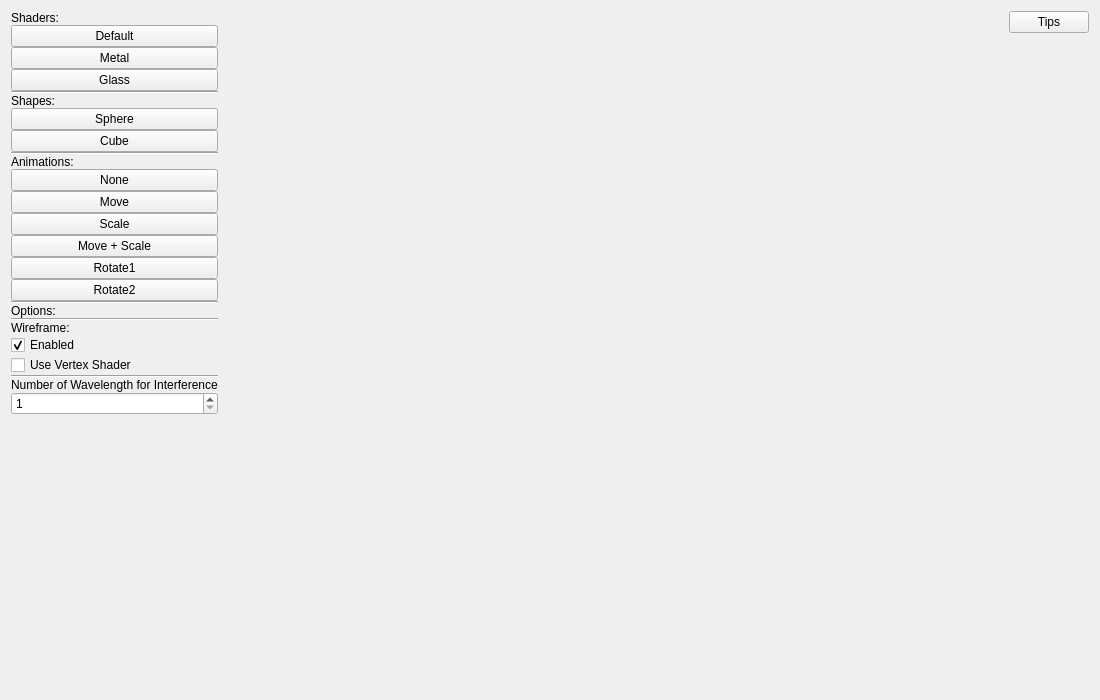
iszihan/Graphics-Final-Project, file qt-project/ui/mainwindow.ui: the form before one commit.
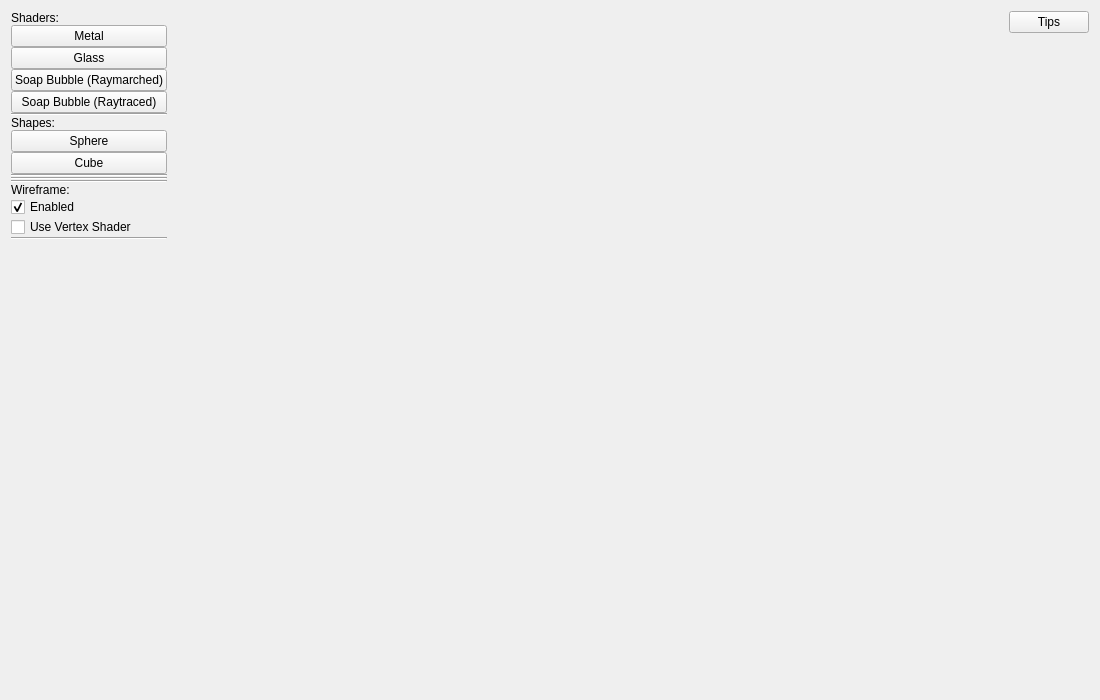
The form after the commit.

```diff
--- a/qt-project/ui/mainwindow.ui
+++ b/qt-project/ui/mainwindow.ui
@@ -36,13 +36,6 @@
         </property>
        </widget>
       </item>
-      <item>
-       <widget class="QPushButton" name="defaultShaderButton">
-        <property name="text">
-         <string>Default</string>
-        </property>
-       </widget>
-      </item>
       <item>
        <widget class="QPushButton" name="shader1Button">
         <property name="text">
@@ -57,6 +50,20 @@
         </property>
        </widget>
       </item>
+      <item>
+       <widget class="QPushButton" name="raymarchSbShaderButton">
+        <property name="text">
+         <string>Soap Bubble (Raymarched)</string>
+        </property>
+       </widget>
+      </item>
+      <item>
+       <widget class="QPushButton" name="raytraceSbShaderButton">
+        <property name="text">
+         <string>Soap Bubble (Raytraced)</string>
+        </property>
+       </widget>
+      </item>
       <item>
        <widget class="Line" name="line">
         <property name="orientation">
@@ -95,55 +102,6 @@
         </property>
        </widget>
       </item>
-      <item>
-       <widget class="QLabel" name="label_3">
-        <property name="text">
-         <string>Animations:</string>
-        </property>
-       </widget>
-      </item>
-      <item>
-       <widget class="QPushButton" name="animNoneButton">
-        <property name="text">
-         <string>None</string>
-        </property>
-       </widget>
-      </item>
-      <item>
-       <widget class="QPushButton" name="animMoveButton">
-        <property name="text">
-         <string>Move</string>
-        </property>
-       </widget>
-      </item>
-      <item>
-       <widget class="QPushButton" name="animScaleButton">
-        <property name="text">
-         <string>Scale</string>
-        </property>
-       </widget>
-      </item>
-      <item>
-       <widget class="QPushButton" name="animScaleMoveButton">
-        <property name="text">
-         <string>Move + Scale</string>
-        </property>
-       </widget>
-      </item>
-      <item>
-       <widget class="QPushButton" name="animRotate1Button">
-        <property name="text">
-         <string>Rotate1</string>
-        </property>
-       </widget>
-      </item>
-      <item>
-       <widget class="QPushButton" name="animRotate2Button">
-        <property name="text">
-         <string>Rotate2</string>
-        </property>
-       </widget>
-      </item>
       <item>
        <widget class="Line" name="line_3">
         <property name="orientation">
@@ -151,13 +109,6 @@
         </property>
        </widget>
       </item>
-      <item>
-       <widget class="QLabel" name="label_4">
-        <property name="text">
-         <string>Options:</string>
-        </property>
-       </widget>
-      </item>
       <item>
        <widget class="Line" name="line_4">
         <property name="orientation">
@@ -202,23 +153,6 @@
         </property>
        </widget>
       </item>
-      <item>
-       <widget class="QLabel" name="label_6">
-        <property name="text">
-         <string>Number of Wavelength for Interference</string>
-        </property>
-       </widget>
-      </item>
-      <item>
-       <widget class="QSpinBox" name="numWave">
-        <property name="minimum">
-         <number>1</number>
-        </property>
-        <property name="maximum">
-         <number>13</number>
-        </property>
-       </widget>
-      </item>
       <item>
        <spacer name="verticalSpacer">
         <property name="orientation">
```
